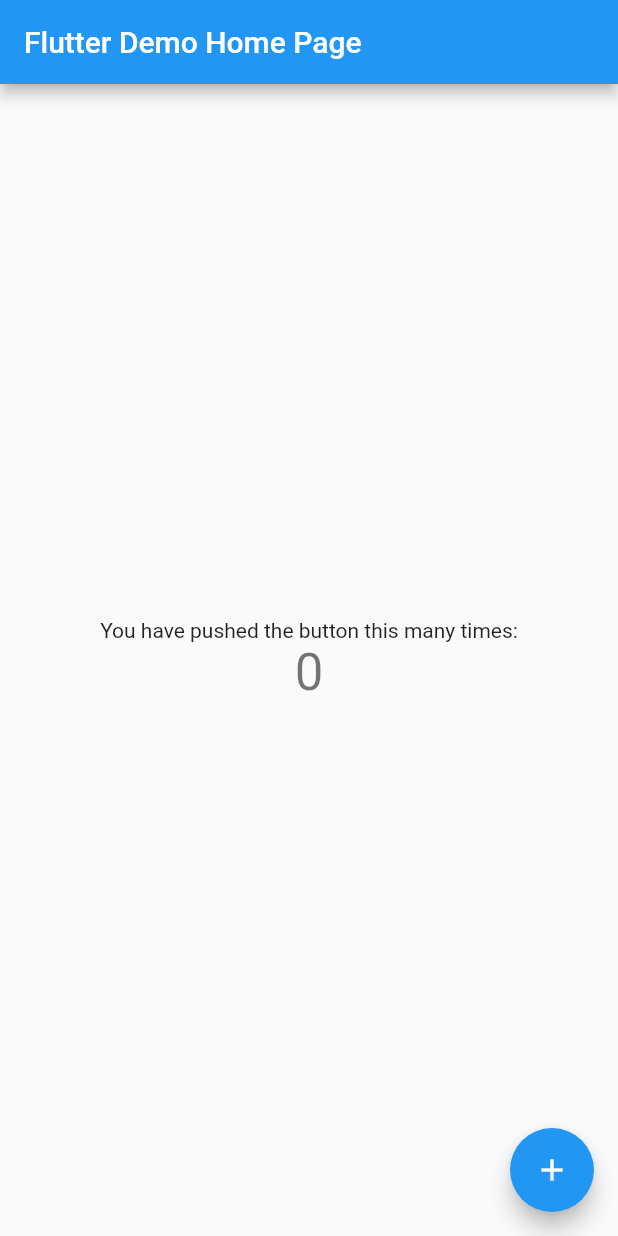
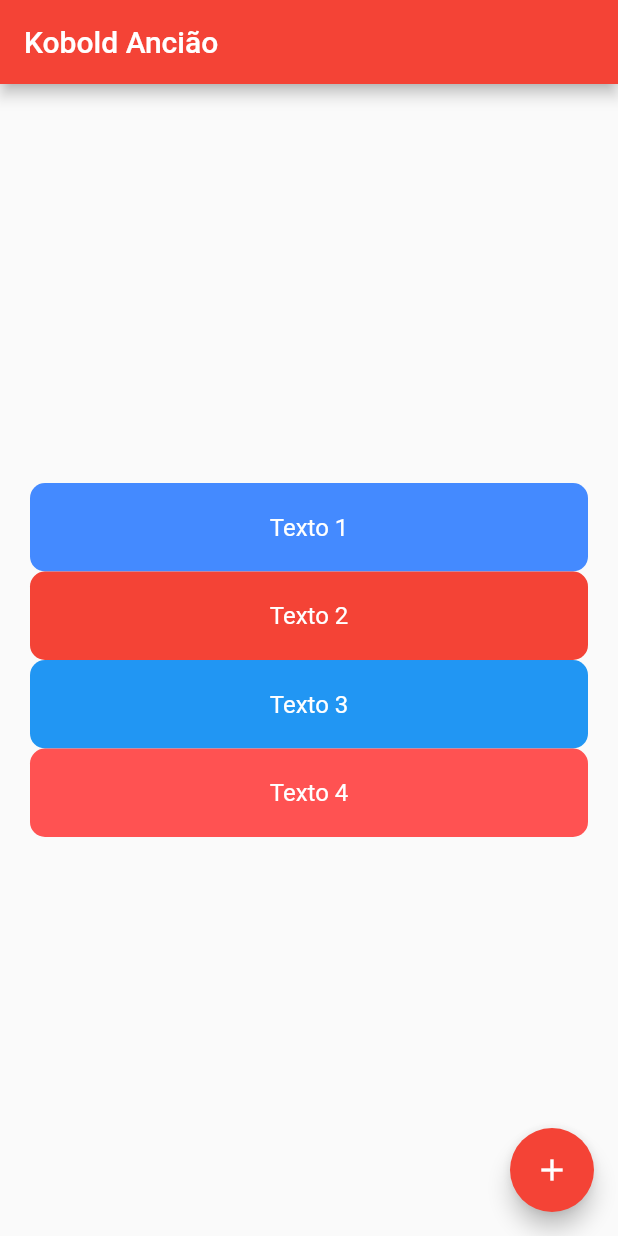
Before and after one commit to jemchaicoski/DnD5App, a Flutter app: the screen it shows after launch, on a phone screen of 412 x 824 dp. Run offline on Flutter 3.47's test engine with Material 2 defaults, Android fonts, the phone set to English and light mode, and no system bars.

Commit message:
MenuButton + routes setup

```diff
--- /dev/null
+++ b/lib/components/MenuButton.dart
@@ -0,0 +1,42 @@
+import 'package:flutter/material.dart';
+
+class MenuButton extends StatelessWidget {
+  MenuButton(
+      {required this.buttonText,
+      required this.buttonColor,
+      required this.onTap,
+      Key? key})
+      : super(key: key);
+
+  final String buttonText;
+  final VoidCallback onTap;
+  final Color buttonColor;
+
+  @override
+  Widget build(BuildContext context) {
+    return Container(
+      margin: const EdgeInsets.symmetric(horizontal: 20),
+      decoration: BoxDecoration(
+          color: buttonColor, borderRadius: BorderRadius.circular(10)),
+      child: Material(
+        color: Colors.transparent,
+        child: InkWell(
+          onTap: onTap,
+          child: Container(
+            padding: const EdgeInsets.all(20),
+            child: Center(
+              child: Text(
+                buttonText,
+                style: TextStyle(
+                  color: Colors.white,
+                  fontSize: 16,
+                  fontWeight: FontWeight.w400,
+                ),
+              ),
+            ),
+          ),
+        ),
+      ),
+    );
+  }
+}
--- a/lib/main.dart
+++ b/lib/main.dart
@@ -1,3 +1,5 @@
+import 'package:dnd5_app/pages/HomePage.dart';
+import 'package:dnd5_app/routes.dart';
 import 'package:flutter/material.dart';
 
 void main() {
@@ -7,109 +9,15 @@ void main() {
 class MyApp extends StatelessWidget {
   const MyApp({Key? key}) : super(key: key);
 
-  // This widget is the root of your application.
   @override
   Widget build(BuildContext context) {
     return MaterialApp(
-      title: 'Flutter Demo',
+      title: 'Kobold Ancião',
       theme: ThemeData(
-        // This is the theme of your application.
-        //
-        // Try running your application with "flutter run". You'll see the
-        // application has a blue toolbar. Then, without quitting the app, try
-        // changing the primarySwatch below to Colors.green and then invoke
-        // "hot reload" (press "r" in the console where you ran "flutter run",
-        // or simply save your changes to "hot reload" in a Flutter IDE).
-        // Notice that the counter didn't reset back to zero; the application
-        // is not restarted.
-        primarySwatch: Colors.blue,
+        primarySwatch: Colors.red,
       ),
-      home: const MyHomePage(title: 'Flutter Demo Home Page'),
+      home: const HomePage(),
+      routes: routes,
     );
   }
 }
-
-class MyHomePage extends StatefulWidget {
-  const MyHomePage({Key? key, required this.title}) : super(key: key);
-
-  // This widget is the home page of your application. It is stateful, meaning
-  // that it has a State object (defined below) that contains fields that affect
-  // how it looks.
-
-  // This class is the configuration for the state. It holds the values (in this
-  // case the title) provided by the parent (in this case the App widget) and
-  // used by the build method of the State. Fields in a Widget subclass are
-  // always marked "final".
-
-  final String title;
-
-  @override
-  State<MyHomePage> createState() => _MyHomePageState();
-}
-
-class _MyHomePageState extends State<MyHomePage> {
-  int _counter = 0;
-
-  void _incrementCounter() {
-    setState(() {
-      // This call to setState tells the Flutter framework that something has
-      // changed in this State, which causes it to rerun the build method below
-      // so that the display can reflect the updated values. If we changed
-      // _counter without calling setState(), then the build method would not be
-      // called again, and so nothing would appear to happen.
-      _counter++;
-    });
-  }
-
-  @override
-  Widget build(BuildContext context) {
-    // This method is rerun every time setState is called, for instance as done
-    // by the _incrementCounter method above.
-    //
-    // The Flutter framework has been optimized to make rerunning build methods
-    // fast, so that you can just rebuild anything that needs updating rather
-    // than having to individually change instances of widgets.
-    return Scaffold(
-      appBar: AppBar(
-        // Here we take the value from the MyHomePage object that was created by
-        // the App.build method, and use it to set our appbar title.
-        title: Text(widget.title),
-      ),
-      body: Center(
-        // Center is a layout widget. It takes a single child and positions it
-        // in the middle of the parent.
-        child: Column(
-          // Column is also a layout widget. It takes a list of children and
-          // arranges them vertically. By default, it sizes itself to fit its
-          // children horizontally, and tries to be as tall as its parent.
-          //
-          // Invoke "debug painting" (press "p" in the console, choose the
-          // "Toggle Debug Paint" action from the Flutter Inspector in Android
-          // Studio, or the "Toggle Debug Paint" command in Visual Studio Code)
-          // to see the wireframe for each widget.
-          //
-          // Column has various properties to control how it sizes itself and
-          // how it positions its children. Here we use mainAxisAlignment to
-          // center the children vertically; the main axis here is the vertical
-          // axis because Columns are vertical (the cross axis would be
-          // horizontal).
-          mainAxisAlignment: MainAxisAlignment.center,
-          children: <Widget>[
-            const Text(
-              'You have pushed the button this many times:',
-            ),
-            Text(
-              '$_counter',
-              style: Theme.of(context).textTheme.headline4,
-            ),
-          ],
-        ),
-      ),
-      floatingActionButton: FloatingActionButton(
-        onPressed: _incrementCounter,
-        tooltip: 'Increment',
-        child: const Icon(Icons.add),
-      ), // This trailing comma makes auto-formatting nicer for build methods.
-    );
-  }
-}
--- /dev/null
+++ b/lib/pages/HomePage.dart
@@ -0,0 +1,42 @@
+import 'package:dnd5_app/components/MenuButton.dart';
+import 'package:dnd5_app/pages/ListPage.dart';
+import 'package:flutter/material.dart';
+
+class HomePage extends StatelessWidget {
+  const HomePage({Key? key}) : super(key: key);
+  static String routeName = "/home";
+  final String title = "Kobold Ancião";
+
+  @override
+  Widget build(BuildContext context) {
+    return Scaffold(
+      appBar: AppBar(
+        title: Text(title),
+      ),
+      body: Center(
+        child: Column(
+          mainAxisAlignment: MainAxisAlignment.center,
+          children: <Widget>[
+            MenuButton(
+                buttonColor: Colors.blueAccent,
+                buttonText: "Texto 1",
+                onTap: () {}),
+            MenuButton(
+                buttonColor: Colors.red, buttonText: "Texto 2", onTap: () {}),
+            MenuButton(
+                buttonColor: Colors.blue, buttonText: "Texto 3", onTap: () {}),
+            MenuButton(
+                buttonColor: Colors.redAccent,
+                buttonText: "Texto 4",
+                onTap: () {}),
+          ],
+        ),
+      ),
+      floatingActionButton: FloatingActionButton(
+        onPressed: () => Navigator.pushNamed(context, ListPage.routeName),
+        tooltip: 'Increment',
+        child: const Icon(Icons.add),
+      ), // This trailing comma makes auto-formatting nicer for build methods.
+    );
+  }
+}
--- /dev/null
+++ b/lib/pages/ListPage.dart
@@ -0,0 +1,16 @@
+import 'package:flutter/material.dart';
+
+class ListPage extends StatelessWidget {
+  const ListPage({required this.title, Key? key}) : super(key: key);
+  static String routeName = "/List";
+  final String title;
+
+  @override
+  Widget build(BuildContext context) {
+    return Scaffold(
+      appBar: AppBar(
+        title: Text(title),
+      ),
+    );
+  }
+}
--- /dev/null
+++ b/lib/routes.dart
@@ -0,0 +1,7 @@
+
+import 'package:dnd5_app/pages/HomePage.dart';
+import 'package:flutter/material.dart';
+
+final Map<String, WidgetBuilder> routes = {
+  HomePage.routeName: (context) => HomePage(),
+};
```
